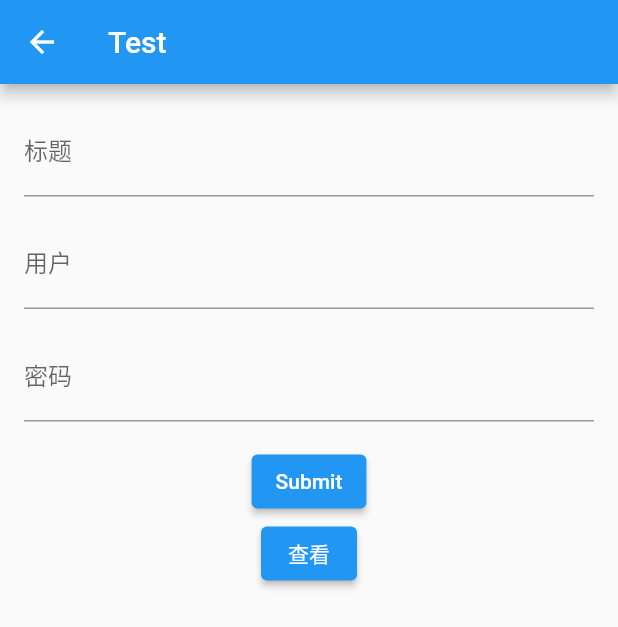
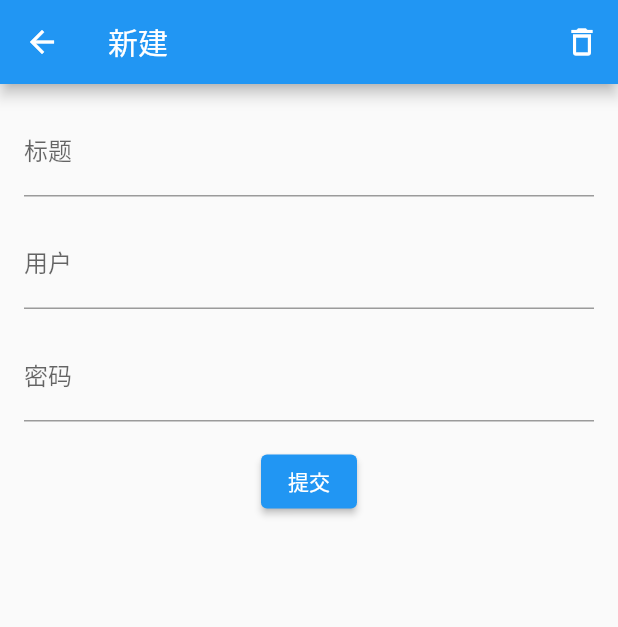
Before and after one commit to y-yushu/flutter_password_saving_software, a Flutter app: the EditPage screen opened by its route, on a phone screen of 412 x 824 dp. Shown: the top 627 px of the screen. Run offline on Flutter 3.47's test engine with Material 2 defaults, Android fonts, the phone set to English and light mode, and no system bars; our stand-ins replace azlistview, hive, hive_flutter; missing offline and left inert: lpinyin; accounts and stored records are empty.

Commit message:
feat: 基础功能完成

```diff
--- a/lib/hive/AccountAdapter.dart
+++ b/lib/hive/AccountAdapter.dart
@@ -2,7 +2,6 @@ import 'package:azlistview/azlistview.dart';
 import 'package:flutter_password_saving_software/global/global.dart';
 import 'package:hive/hive.dart';
 import 'package:lpinyin/lpinyin.dart';
-import 'package:uuid/uuid.dart';
 
 @HiveType(typeId: 0)
 class Account extends HiveObject with ISuspensionBean {
@@ -18,11 +17,12 @@ class Account extends HiveObject with ISuspensionBean {
   bool collect; // 是否收藏（置顶）
 
   Account({
+    required this.id,
     required this.title,
     this.username = '',
     this.password = '',
     this.collect = false,
-  }) : id = const Uuid().v4();
+  });
 
   @override
   String getSuspensionTag() {
@@ -39,6 +39,7 @@ class AccountAdapter extends TypeAdapter<Account> {
   @override
   Account read(BinaryReader reader) {
     return Account(
+      id: reader.read(),
       title: reader.read(),
       username: reader.read(),
       password: reader.read(),
@@ -49,6 +50,7 @@ class AccountAdapter extends TypeAdapter<Account> {
   @override
   void write(BinaryWriter writer, Account obj) {
     writer
+      ..write(obj.id)
       ..write(obj.title)
       ..write(obj.username)
       ..write(obj.password)
--- a/lib/hive/HiveUtil.dart
+++ b/lib/hive/HiveUtil.dart
@@ -5,6 +5,9 @@ class HiveUtil {
   static Future<void> initHive() async {
     await Hive.initFlutter();
     Hive.registerAdapter<Account>(AccountAdapter());
-    await Hive.openBox<Account>('mybox');
+    await Hive.openBox<Account>(lockBox);
   }
+
+  // 密码盒子
+  static String lockBox = 'lockbox';
 }
--- a/lib/page/edit.dart
+++ b/lib/page/edit.dart
@@ -1,8 +1,11 @@
 /// 编辑（新增）
 import 'package:flutter/material.dart';
 import 'package:flutter_password_saving_software/hive/AccountAdapter.dart';
+import 'package:flutter_password_saving_software/hive/HiveUtil.dart';
 import 'package:hive/hive.dart';
+import 'package:uuid/uuid.dart';
 
+/// 新增/编辑页
 class EditPage extends StatefulWidget {
   const EditPage({super.key});
 
@@ -12,17 +15,28 @@ class EditPage extends StatefulWidget {
 
 class _EditPageState extends State<EditPage> {
   //录入数据
-  Account account = Account(title: '');
+  Account account = Account(id: '', title: '');
   final formKey = GlobalKey<FormState>(); // 用于管理表单状态
   @override
   Widget build(BuildContext context) {
     String? id = ModalRoute.of(context)?.settings.arguments as String?;
-    print('id:$id');
-    if (id == null) {
-      print('不存在');
-    }
+    account = getAccount(id);
+    String title = id == null ? '新建' : '修改';
+
     return Scaffold(
-      appBar: AppBar(title: const Text('Test')),
+      appBar: AppBar(
+        title: Text(title),
+        actions: [
+          IconButton(
+            onPressed: () {
+              var box = Hive.box<Account>(HiveUtil.lockBox);
+              box.delete(account.id);
+              Navigator.pop(context);
+            },
+            icon: const Icon(Icons.delete_outline),
+          ),
+        ],
+      ),
       body: Padding(
         padding: const EdgeInsets.all(16),
         child: SingleChildScrollView(
@@ -31,6 +45,7 @@ class _EditPageState extends State<EditPage> {
             child: Column(
               children: [
                 TextFormField(
+                  initialValue: account.title,
                   onChanged: (value) {
                     account.title = value;
                   },
@@ -44,6 +59,7 @@ class _EditPageState extends State<EditPage> {
                 ),
                 const SizedBox(height: 16),
                 TextFormField(
+                  initialValue: account.username,
                   onChanged: (value) {
                     account.username = value;
                   },
@@ -53,6 +69,7 @@ class _EditPageState extends State<EditPage> {
                 ),
                 const SizedBox(height: 16),
                 TextFormField(
+                  initialValue: account.password,
                   onChanged: (value) {
                     account.password = value;
                   },
@@ -66,24 +83,12 @@ class _EditPageState extends State<EditPage> {
                     if (formKey.currentState!.validate()) {
                       // 如果表单验证通过
                       // 执行提交操作或其他操作
-                      var box = Hive.box<Account>('mybox');
-                      // box.add(account);
-                      box.put('key', account);
-                      print('yitijiao');
+                      var box = Hive.box<Account>(HiveUtil.lockBox);
+                      box.put(account.id, account);
+                      Navigator.pop(context);
                     }
                   },
-                  child: const Text('Submit'),
-                ),
-                ElevatedButton(
-                  onPressed: () {
-                    var box = Hive.box<Account>('mybox');
-                    // Account ac = box.getAt(0) as Account;
-                    Account ac = box.get('key') as Account;
-                    print(ac.title);
-                    print(ac.username);
-                    print(ac.password);
-                  },
-                  child: const Text('查看'),
+                  child: const Text('提交'),
                 ),
               ],
             ),
@@ -92,4 +97,17 @@ class _EditPageState extends State<EditPage> {
       ),
     );
   }
+
+  // 判断是新增还是修改
+  Account getAccount(String? id) {
+    if (id == null) {
+      String id = const Uuid().v4();
+      Account ac = Account(id: id, title: '');
+      return ac;
+    } else {
+      var box = Hive.box<Account>(HiveUtil.lockBox);
+      Account ac = box.get(id) as Account;
+      return ac;
+    }
+  }
 }
```
Also changed, not shown: lib/page/home.dart (+6 -13 lines), lib/page/test.dart (+4 -3 lines).
